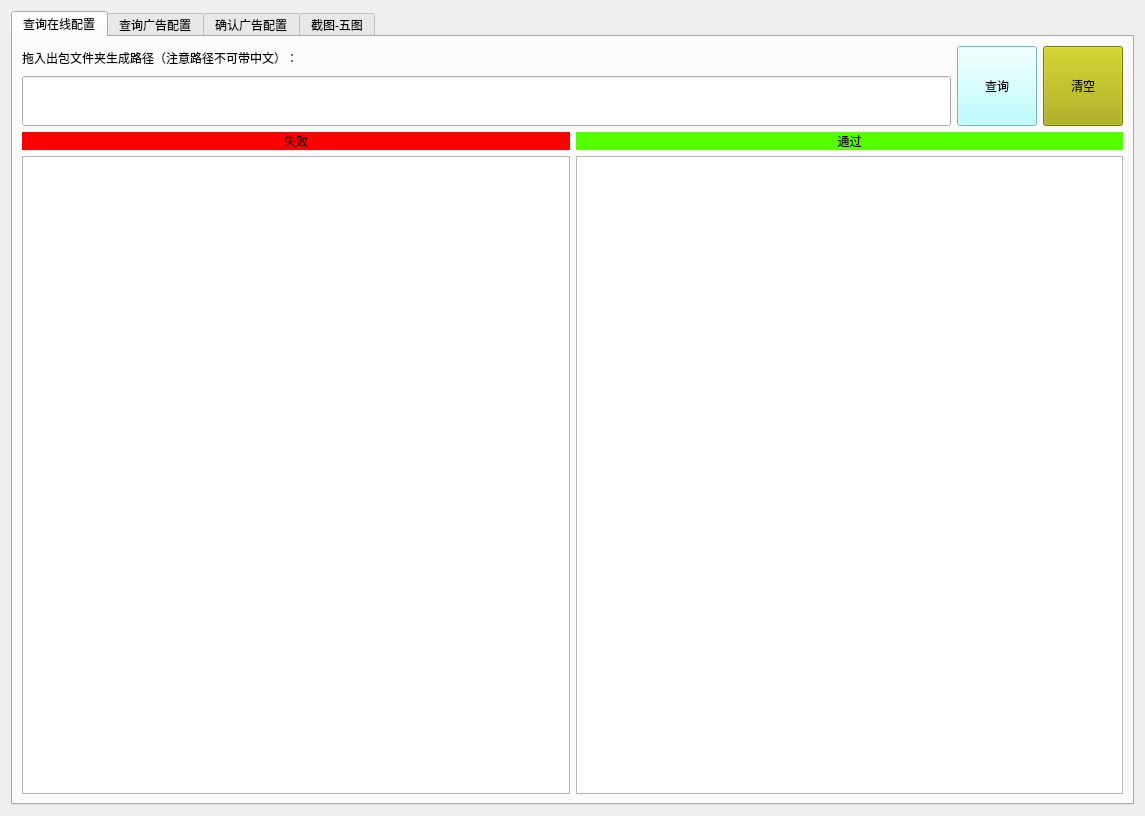
Aefun-ayi/ayi-demo, file demo/demo_two/untitled.ui: the form before one commit.
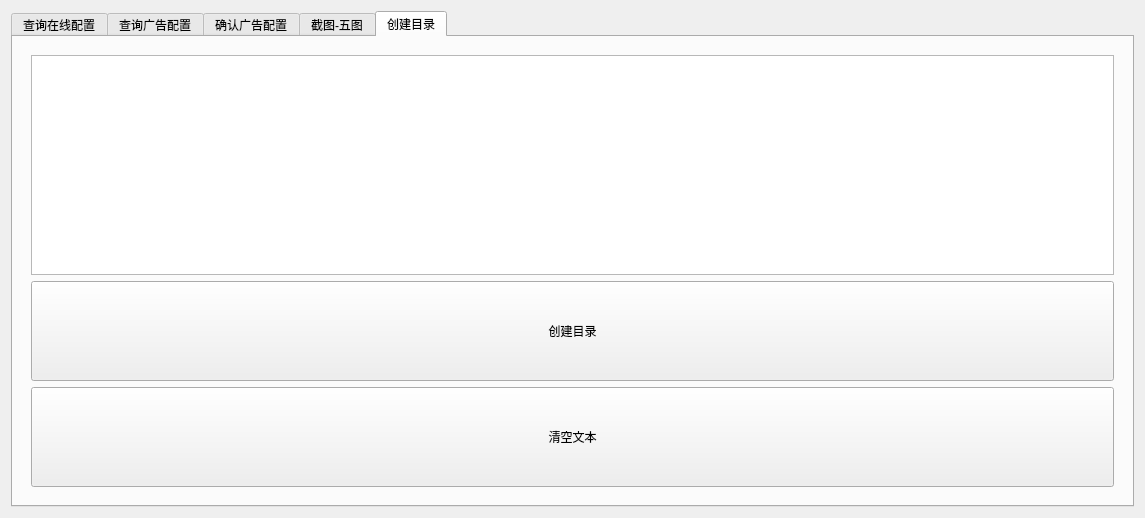
The form after the commit. The open tabs and pages were chosen to show the change. Icons and pictures are not drawn.

Commit message: fix：ui添加创建文件夹工程，下级创建文件夹，创建文本写入内容

What changed in the file:
```diff
--- a/demo/demo_two/untitled.ui
+++ b/demo/demo_two/untitled.ui
@@ -7,7 +7,7 @@
     <x>0</x>
     <y>0</y>
     <width>1143</width>
-    <height>816</height>
+    <height>518</height>
    </rect>
   </property>
   <property name="maximumSize">
@@ -998,6 +998,64 @@
        </item>
       </layout>
      </widget>
+     <widget class="QWidget" name="tab_4">
+      <attribute name="title">
+       <string>创建目录</string>
+      </attribute>
+      <layout class="QVBoxLayout" name="verticalLayout_2">
+       <item>
+        <layout class="QVBoxLayout" name="verticalLayout" stretch="6,2,3">
+         <property name="leftMargin">
+          <number>9</number>
+         </property>
+         <property name="topMargin">
+          <number>9</number>
+         </property>
+         <property name="rightMargin">
+          <number>9</number>
+         </property>
+         <property name="bottomMargin">
+          <number>9</number>
+         </property>
+         <item>
+          <widget class="QTextEdit" name="mkdir_txt"/>
+         </item>
+         <item>
+          <widget class="QPushButton" name="mkdir_name">
+           <property name="minimumSize">
+            <size>
+             <width>0</width>
+             <height>100</height>
+            </size>
+           </property>
+           <property name="styleSheet">
+            <string notr="true">font: 26pt &quot;幼圆&quot;;</string>
+           </property>
+           <property name="text">
+            <string>创建目录</string>
+           </property>
+          </widget>
+         </item>
+         <item>
+          <widget class="QPushButton" name="clear_dirtxt">
+           <property name="minimumSize">
+            <size>
+             <width>0</width>
+             <height>100</height>
+            </size>
+           </property>
+           <property name="styleSheet">
+            <string notr="true">font: 26pt &quot;幼圆&quot;;</string>
+           </property>
+           <property name="text">
+            <string>清空文本</string>
+           </property>
+          </widget>
+         </item>
+        </layout>
+       </item>
+      </layout>
+     </widget>
     </widget>
    </item>
   </layout>
```
The commit also changes 6 other files.
